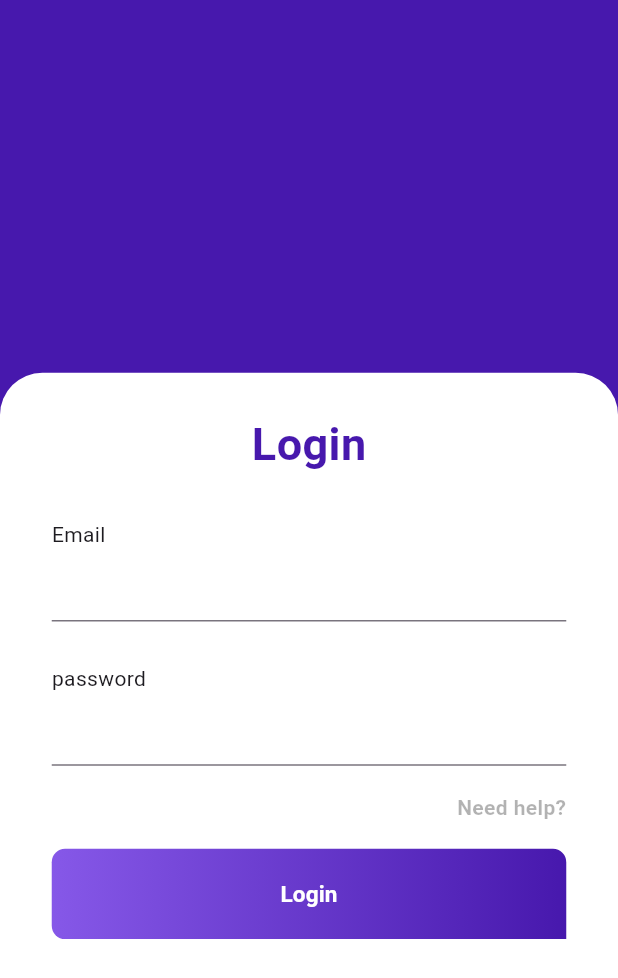
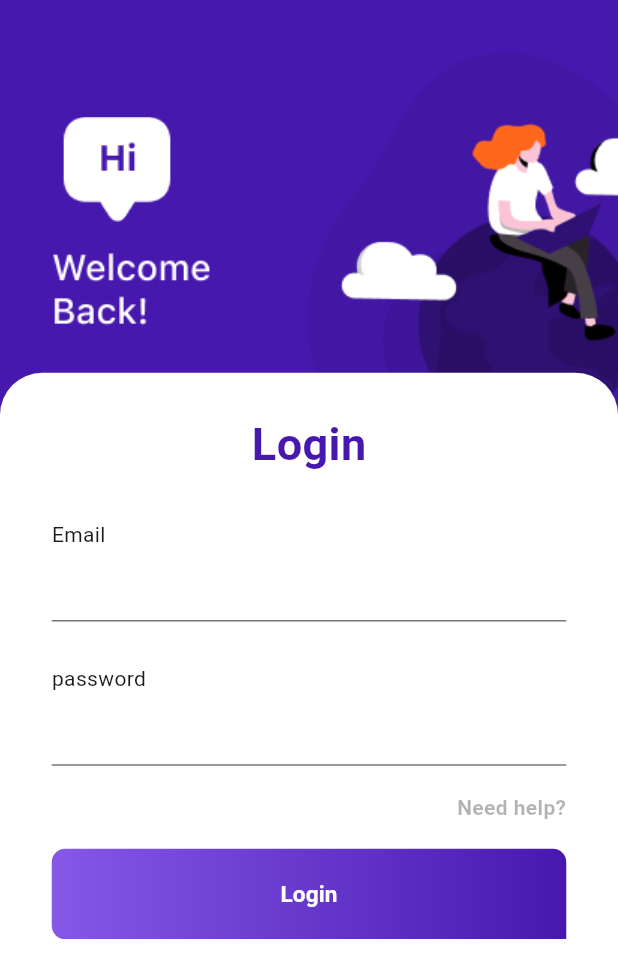
Before and after one commit to MahmoudElgaml/e-comarca, a Flutter app: the screen it shows after launch, on a phone screen of 412 x 824 dp. Shown: the top 978 px of the screen. Run offline on Flutter 3.47's test engine with Material 3 defaults, Android fonts, the phone set to English and light mode, and no system bars; our stand-ins replace flutter_screenutil, gap.

Commit message:
adds logo in login

```diff
--- a/lib/core/utils/app_images.dart
+++ b/lib/core/utils/app_images.dart
@@ -0,0 +1,5 @@
+class AppImages{
+  static const String login_logo="assets/images/log_in_photo.png";
+  static const String bubbleText="assets/images/bubble_text.png";
+
+}
--- a/lib/features/log_in/presentation/pages/login_screen.dart
+++ b/lib/features/log_in/presentation/pages/login_screen.dart
@@ -1,4 +1,5 @@
 import 'package:e_comarce_clean/core/utils/app_color.dart';
+import 'package:e_comarce_clean/core/utils/app_images.dart';
 import 'package:e_comarce_clean/core/utils/app_style.dart';
 import 'package:e_comarce_clean/features/log_in/presentation/widgets/login_drawer.dart';
 import 'package:flutter/cupertino.dart';
@@ -18,8 +19,22 @@ class LoginScreen extends StatelessWidget {
           Container(
             color: AppColor.authColor,
             height: double.infinity,
+            child: Row(
+              crossAxisAlignment: CrossAxisAlignment.start,
+              mainAxisAlignment: MainAxisAlignment.spaceBetween,
+              children: [
+                Padding(
+                  padding: EdgeInsets.only(top: 88.h, left: 36.w),
+                  child: Image.asset(AppImages.bubbleText),
+                ),
+                Padding(
+                  padding: EdgeInsets.only(top: 40.h),
+                  child: Image.asset(AppImages.login_logo),
+                ),
+              ],
+            ),
           ),
-         const LogInDrawer(),
+          const LogInDrawer(),
         ],
       ),
     );
```
Also changed, not shown: pubspec.yaml (+4 -4 lines), assets/images/2.0x/bubble_text@2x.png (added), assets/images/2.0x/log_in_photo@2x.png (added), assets/images/3.0x/bubble_text@3x.png (added), assets/images/3.0x/log_in_photo@3x.png (added), assets/images/bubble_text.png (added), assets/images/log_in_photo.png (added).
